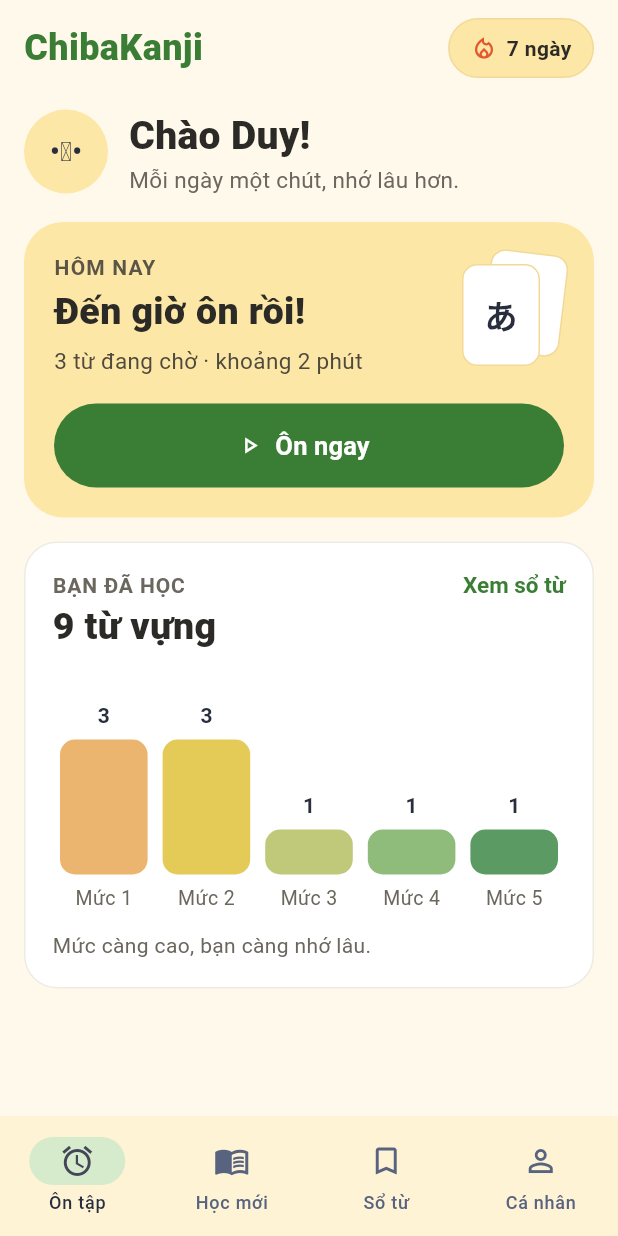
After one commit to GianManhDuc-23010464/nhom_duc_thuy_tung_toan, a Flutter app: the SampleLayoutPage screen opened directly, on a phone screen of 412 x 824 dp. The commit adds this screen. Run offline on Flutter 3.47's test engine with Material 3 defaults, Android fonts, the phone set to English and light mode, and no system bars; our stand-ins replace cloud_firestore, connectivity_plus, firebase_auth, firebase_core, fl_chart, flutter_local_notifications and 4 more; accounts and stored records are empty.

Commit message:
feat: thêm màn hình mẫu theo yêu cầu giảng viên

```diff
--- a/lib/pages/profile_page.dart
+++ b/lib/pages/profile_page.dart
@@ -12,6 +12,7 @@ import 'forgot_password_page.dart';
 import 'quiz_history_page.dart';
 import '../services/reminder_service.dart';
 import 'ListFlashcardSet.dart';
+import 'sample_layout_page.dart';
 import 'ListQuizAttempt.dart';
 
 class ProfilePage extends StatefulWidget {
@@ -243,6 +244,13 @@ class _ProfilePageState extends State<ProfilePage> {
           onTap: () => Navigator.push(context, MaterialPageRoute(builder: (_) => const ListQuizAttempt())),
         ),
         _buildSettingItem(
+          Icons.dashboard_outlined,
+          "Màn hình mẫu",
+          "Layout theo yêu cầu giảng viên",
+          null,
+          onTap: () => Navigator.push(context, MaterialPageRoute(builder: (_) => const SampleLayoutPage())),
+        ),
+        _buildSettingItem(
           Icons.dark_mode,
           "Giao diện",
           _themeLabels[themeProvider.themeMode]!,
--- /dev/null
+++ b/lib/pages/sample_layout_page.dart
@@ -0,0 +1,310 @@
+// pages/sample_layout_page.dart - MÀN HÌNH MẪU THEO YÊU CẦU GIẢNG VIÊN (CÂU 5)
+//
+// Dựng lại layout mẫu "ChibaKanji": header + chuỗi ngày, lời chào, thẻ ôn tập hôm nay,
+// biểu đồ 5 mức ghi nhớ và thanh điều hướng 4 tab. Màn hình độc lập, dùng dữ liệu mẫu,
+// không đọc/ghi Firebase và không ảnh hưởng các chức năng khác của ứng dụng.
+import 'package:flutter/material.dart';
+
+// Bảng màu riêng của mẫu, không dùng AppPalette của ứng dụng
+class _SampleColors {
+  static const background = Color(0xFFFFF9EC);
+  static const green = Color(0xFF3A7D34);
+  static const yellow = Color(0xFFFDE7A6);
+  static const navBar = Color(0xFFFFF3D6);
+  static const navActive = Color(0xFFD5EBCB);
+  static const border = Color(0xFFEDEBE4);
+  static const text = Color(0xFF2B2A26);
+  static const textMuted = Color(0xFF6B675E);
+}
+
+// Một cột của biểu đồ: số từ ở mức đó và màu của cột
+class _Level {
+  final int count;
+  final Color color;
+  const _Level(this.count, this.color);
+}
+
+class SampleLayoutPage extends StatefulWidget {
+  const SampleLayoutPage({super.key});
+
+  @override
+  State<SampleLayoutPage> createState() => _SampleLayoutPageState();
+}
+
+class _SampleLayoutPageState extends State<SampleLayoutPage> {
+  static const _levels = [
+    _Level(3, Color(0xFFECB56F)),
+    _Level(3, Color(0xFFE4CA57)),
+    _Level(1, Color(0xFFC0C97A)),
+    _Level(1, Color(0xFF90BC7B)),
+    _Level(1, Color(0xFF5B9A63)),
+  ];
+
+  int _tab = 0; // Tab đang chọn ở thanh điều hướng dưới
+
+  @override
+  Widget build(BuildContext context) {
+    return Scaffold(
+      backgroundColor: _SampleColors.background,
+      body: SafeArea(
+        child: SingleChildScrollView(
+          padding: const EdgeInsets.fromLTRB(16, 12, 16, 16),
+          child: Column(
+            crossAxisAlignment: CrossAxisAlignment.stretch,
+            children: [
+              _header(),
+              const SizedBox(height: 20),
+              _greeting(),
+              const SizedBox(height: 18),
+              _todayCard(),
+              const SizedBox(height: 16),
+              _progressCard(),
+            ],
+          ),
+        ),
+      ),
+      bottomNavigationBar: _bottomNav(),
+    );
+  }
+
+  // Tên ứng dụng và huy hiệu chuỗi ngày
+  Widget _header() {
+    return Row(
+      mainAxisAlignment: MainAxisAlignment.spaceBetween,
+      children: [
+        const Text(
+          'ChibaKanji',
+          style: TextStyle(fontSize: 24, fontWeight: FontWeight.w800, color: _SampleColors.green),
+        ),
+        Container(
+          padding: const EdgeInsets.symmetric(horizontal: 14, vertical: 9),
+          decoration: BoxDecoration(
+            color: _SampleColors.yellow,
+            borderRadius: BorderRadius.circular(20),
+            border: Border.all(color: const Color(0xFFF2D998)),
+          ),
+          child: const Row(
+            mainAxisSize: MainAxisSize.min,
+            children: [
+              Icon(Icons.local_fire_department_outlined, size: 18, color: Color(0xFFE4572E)),
+              SizedBox(width: 6),
+              Text('7 ngày', style: TextStyle(fontWeight: FontWeight.w700, color: _SampleColors.text)),
+            ],
+          ),
+        ),
+      ],
+    );
+  }
+
+  // Ảnh đại diện mặt cười và lời chào
+  Widget _greeting() {
+    return Row(
+      children: [
+        Container(
+          width: 56,
+          height: 56,
+          alignment: Alignment.center,
+          decoration: const BoxDecoration(color: _SampleColors.yellow, shape: BoxShape.circle),
+          child: const Text('•ᴗ•', style: TextStyle(fontSize: 18, fontWeight: FontWeight.w700)),
+        ),
+        const SizedBox(width: 14),
+        const Expanded(
+          child: Column(
+            crossAxisAlignment: CrossAxisAlignment.start,
+            children: [
+              Text(
+                'Chào Duy!',
+                style: TextStyle(fontSize: 26, fontWeight: FontWeight.w800, color: _SampleColors.text),
+              ),
+              Text(
+                'Mỗi ngày một chút, nhớ lâu hơn.',
+                style: TextStyle(fontSize: 15, color: _SampleColors.textMuted),
+              ),
+            ],
+          ),
+        ),
+      ],
+    );
+  }
+
+  // Thẻ "Đến giờ ôn rồi": nội dung bên trái, hai lá thẻ chồng nhau bên phải, nút ở dưới
+  Widget _todayCard() {
+    return Container(
+      padding: const EdgeInsets.all(20),
+      decoration: BoxDecoration(color: _SampleColors.yellow, borderRadius: BorderRadius.circular(26)),
+      child: Column(
+        crossAxisAlignment: CrossAxisAlignment.stretch,
+        children: [
+          Row(
+            crossAxisAlignment: CrossAxisAlignment.start,
+            children: [
+              const Expanded(
+                child: Column(
+                  crossAxisAlignment: CrossAxisAlignment.start,
+                  children: [
+                    Text(
+                      'HÔM NAY',
+                      style: TextStyle(fontWeight: FontWeight.w700, letterSpacing: 0.8, color: Color(0xFF5B5546)),
+                    ),
+                    SizedBox(height: 2),
+                    Text(
+                      'Đến giờ ôn rồi!',
+                      style: TextStyle(fontSize: 25, fontWeight: FontWeight.w800, color: _SampleColors.text),
+                    ),
+                    SizedBox(height: 4),
+                    Text('3 từ đang chờ · khoảng 2 phút', style: TextStyle(fontSize: 15, color: Color(0xFF4F4A3D))),
+                  ],
+                ),
+              ),
+              _kanaCards(),
+            ],
+          ),
+          const SizedBox(height: 18),
+          SizedBox(
+            height: 56,
+            child: FilledButton.icon(
+              onPressed: () {
+                ScaffoldMessenger.of(context).showSnackBar(
+                  const SnackBar(content: Text('Đây là màn hình mẫu, chưa có phiên ôn tập')),
+                );
+              },
+              style: FilledButton.styleFrom(
+                backgroundColor: _SampleColors.green,
+                shape: const StadiumBorder(),
+              ),
+              icon: const Icon(Icons.play_arrow_outlined),
+              label: const Text('Ôn ngay', style: TextStyle(fontSize: 17, fontWeight: FontWeight.w700)),
+            ),
+          ),
+        ],
+      ),
+    );
+  }
+
+  // Hai lá thẻ: lá sau nghiêng nhẹ, lá trước có chữ あ
+  Widget _kanaCards() {
+    Widget card({Widget? child}) => Container(
+          width: 52,
+          height: 68,
+          alignment: Alignment.center,
+          decoration: BoxDecoration(
+            color: Colors.white,
+            borderRadius: BorderRadius.circular(10),
+            border: Border.all(color: const Color(0xFFF2D998)),
+          ),
+          child: child,
+        );
+
+    return SizedBox(
+      width: 68,
+      height: 76,
+      child: Stack(
+        children: [
+          Positioned(top: 0, right: 0, child: Transform.rotate(angle: 0.12, child: card())),
+          Positioned(
+            bottom: 0,
+            left: 0,
+            child: card(
+              child: const Text('あ', style: TextStyle(fontSize: 22, fontWeight: FontWeight.w700)),
+            ),
+          ),
+        ],
+      ),
+    );
+  }
+
+  // Thẻ tiến độ: tổng số từ và biểu đồ 5 mức
+  Widget _progressCard() {
+    final total = _levels.fold<int>(0, (sum, level) => sum + level.count);
+    return Container(
+      padding: const EdgeInsets.all(18),
+      decoration: BoxDecoration(
+        color: Colors.white,
+        borderRadius: BorderRadius.circular(22),
+        border: Border.all(color: _SampleColors.border),
+      ),
+      child: Column(
+        crossAxisAlignment: CrossAxisAlignment.start,
+        children: [
+          Row(
+            mainAxisAlignment: MainAxisAlignment.spaceBetween,
+            children: [
+              const Text(
+                'BẠN ĐÃ HỌC',
+                style: TextStyle(fontWeight: FontWeight.w700, letterSpacing: 0.6, color: _SampleColors.textMuted),
+              ),
+              TextButton(
+                onPressed: () => setState(() => _tab = 2),
+                style: TextButton.styleFrom(
+                  foregroundColor: _SampleColors.green,
+                  padding: EdgeInsets.zero,
+                  minimumSize: Size.zero,
+                  tapTargetSize: MaterialTapTargetSize.shrinkWrap,
+                ),
+                child: const Text('Xem sổ từ', style: TextStyle(fontWeight: FontWeight.w700)),
+              ),
+            ],
+          ),
+          Text(
+            '$total từ vựng',
+            style: const TextStyle(fontSize: 25, fontWeight: FontWeight.w800, color: _SampleColors.text),
+          ),
+          const SizedBox(height: 22),
+          SizedBox(
+            height: 150,
+            child: Row(
+              crossAxisAlignment: CrossAxisAlignment.end,
+              children: [
+                for (var i = 0; i < _levels.length; i++)
+                  Expanded(child: _bar(_levels[i], i + 1)),
+              ],
+            ),
+          ),
+          const SizedBox(height: 12),
+          const Text('Mức càng cao, bạn càng nhớ lâu.', style: TextStyle(color: _SampleColors.textMuted)),
+        ],
+      ),
+    );
+  }
+
+  // Một cột biểu đồ: chiều cao tỉ lệ với số từ so với mức nhiều nhất
+  Widget _bar(_Level level, int index) {
+    final maxCount = _levels.map((e) => e.count).reduce((a, b) => a > b ? a : b);
+    return Padding(
+      padding: const EdgeInsets.symmetric(horizontal: 5),
+      child: Column(
+        mainAxisAlignment: MainAxisAlignment.end,
+        children: [
+          Text('${level.count}', style: const TextStyle(fontWeight: FontWeight.w700)),
+          const SizedBox(height: 6),
+          Container(
+            height: 90 * level.count / maxCount,
+            decoration: BoxDecoration(color: level.color, borderRadius: BorderRadius.circular(10)),
+          ),
+          const SizedBox(height: 6),
+          Text('Mức $index', style: const TextStyle(fontSize: 13, color: _SampleColors.textMuted)),
+        ],
+      ),
+    );
+  }
+
+  // Thanh điều hướng 4 tab
+  Widget _bottomNav() {
+    return NavigationBarTheme(
+      data: const NavigationBarThemeData(
+        backgroundColor: _SampleColors.navBar,
+        indicatorColor: _SampleColors.navActive,
+      ),
+      child: NavigationBar(
+        selectedIndex: _tab,
+        onDestinationSelected: (index) => setState(() => _tab = index),
+        destinations: const [
+          NavigationDestination(icon: Icon(Icons.alarm), label: 'Ôn tập'),
+          NavigationDestination(icon: Icon(Icons.menu_book_outlined), label: 'Học mới'),
+          NavigationDestination(icon: Icon(Icons.bookmark_border), label: 'Sổ từ'),
+          NavigationDestination(icon: Icon(Icons.person_outline), label: 'Cá nhân'),
+        ],
+      ),
+    );
+  }
+}
```
